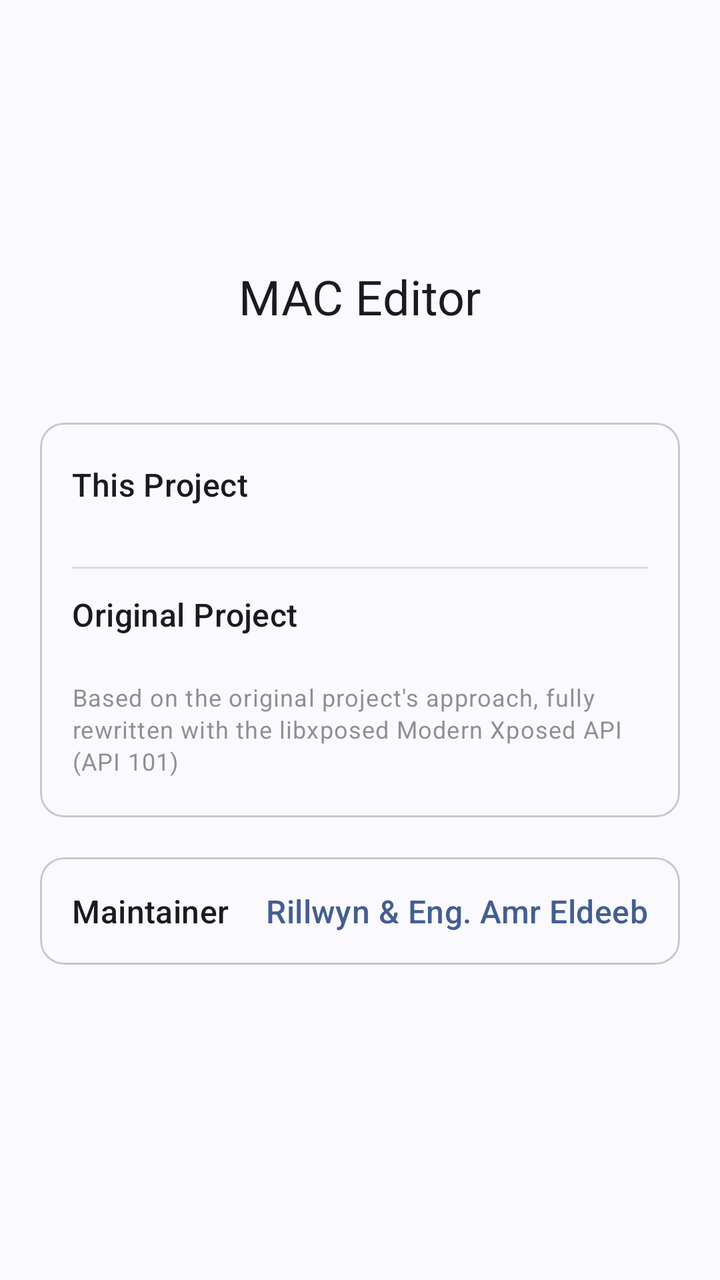
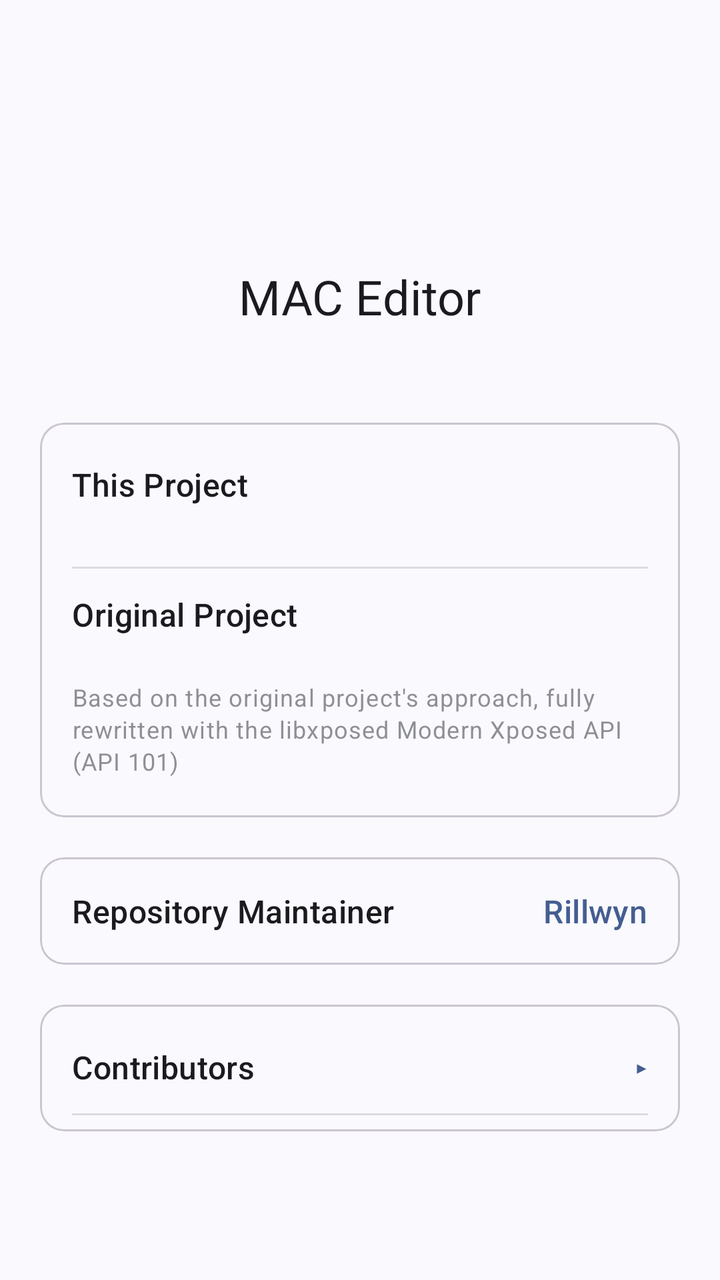

Two renders of the same Android screen: before a commit and after it. Below are the layout's source before the change and the commit's diff.
<!-- AndroidManifest.xml: application theme Theme.Material3.DynamicColors.DayNight.NoActionBar -->
<!-- res/layout/fragment_about.xml -->
<?xml version="1.0" encoding="utf-8"?>
<androidx.core.widget.NestedScrollView xmlns:android="http://schemas.android.com/apk/res/android"
    xmlns:app="http://schemas.android.com/apk/res-auto"
    android:layout_width="match_parent"
    android:layout_height="match_parent"
    android:scrollbars="none">

    <LinearLayout
        android:layout_width="match_parent"
        android:layout_height="wrap_content"
        android:layout_marginHorizontal="20dp"
        android:layout_marginBottom="10dp"
        android:orientation="vertical">

        
        <LinearLayout
            android:layout_width="match_parent"
            android:layout_height="wrap_content"
            android:layout_marginTop="24dp"
            android:gravity="center_horizontal"
            android:orientation="vertical">

            <ImageView
                android:id="@+id/about_icon"
                android:layout_width="96dp"
                android:layout_height="96dp"
                android:contentDescription="@string/app_name"
                android:src="@mipmap/ic_launcher" />

            <com.google.android.material.textview.MaterialTextView
                android:id="@+id/about_app_name"
                android:layout_width="wrap_content"
                android:layout_height="wrap_content"
                android:layout_marginTop="12dp"
                android:text="@string/app_name"
                android:textAppearance="?attr/textAppearanceHeadlineSmall" />

            <com.google.android.material.textview.MaterialTextView
                android:id="@+id/about_version"
                android:layout_width="wrap_content"
                android:layout_height="wrap_content"
                android:layout_marginTop="4dp"
                android:textAppearance="?attr/textAppearanceBodyMedium"
                android:alpha="0.6" />
        </LinearLayout>

        
        <com.google.android.material.card.MaterialCardView
            android:id="@+id/about_links_card"
            style="@style/Widget.Material3.CardView.Outlined"
            android:layout_width="match_parent"
            android:layout_height="wrap_content"
            android:layout_marginTop="24dp">

            <LinearLayout
                android:layout_width="match_parent"
                android:layout_height="wrap_content"
                android:orientation="vertical"
                android:paddingHorizontal="16dp"
                android:paddingVertical="8dp">

                
                <LinearLayout
                    android:id="@+id/link_this_project"
                    android:layout_width="match_parent"
                    android:layout_height="wrap_content"
                    android:background="?attr/selectableItemBackground"
                    android:clickable="true"
                    android:focusable="true"
                    android:orientation="vertical"
                    android:paddingVertical="12dp">

                    <com.google.android.material.textview.MaterialTextView
                        android:layout_width="wrap_content"
                        android:layout_height="wrap_content"
                        android:text="@string/about_this_project"
                        android:textAppearance="?attr/textAppearanceTitleMedium" />

                    <com.google.android.material.textview.MaterialTextView
                        android:id="@+id/this_project_url"
                        android:layout_width="wrap_content"
                        android:layout_height="wrap_content"
                        android:layout_marginTop="2dp"
                        android:textAppearance="?attr/textAppearanceBodySmall"
                        android:textColor="?attr/colorPrimary"
                        android:alpha="0.9" />
                </LinearLayout>

                <View
                    android:layout_width="match_parent"
                    android:layout_height="1dp"
                    android:background="?android:attr/listDivider" />

                
                <LinearLayout
                    android:id="@+id/link_original_project"
                    android:layout_width="match_parent"
                    android:layout_height="wrap_content"
                    android:background="?attr/selectableItemBackground"
                    android:clickable="true"
                    android:focusable="true"
                    android:orientation="vertical"
                    android:paddingVertical="12dp">

                    <com.google.android.material.textview.MaterialTextView
                        android:layout_width="wrap_content"
                        android:layout_height="wrap_content"
                        android:text="@string/about_original_project"
                        android:textAppearance="?attr/textAppearanceTitleMedium" />

                    <com.google.android.material.textview.MaterialTextView
                        android:id="@+id/original_project_url"
                        android:layout_width="wrap_content"
                        android:layout_height="wrap_content"
                        android:layout_marginTop="2dp"
                        android:textAppearance="?attr/textAppearanceBodySmall"
                        android:textColor="?attr/colorPrimary"
                        android:alpha="0.9" />

                    <com.google.android.material.textview.MaterialTextView
                        android:layout_width="wrap_content"
                        android:layout_height="wrap_content"
                        android:layout_marginTop="4dp"
                        android:text="@string/about_source_note"
                        android:textAppearance="?attr/textAppearanceBodySmall"
                        android:alpha="0.6" />
                </LinearLayout>
            </LinearLayout>
        </com.google.android.material.card.MaterialCardView>

        
        <com.google.android.material.card.MaterialCardView
            android:id="@+id/about_maintainer_card"
            style="@style/Widget.Material3.CardView.Outlined"
            android:layout_width="match_parent"
            android:layout_height="wrap_content"
            android:layout_marginTop="20dp">

            <LinearLayout
                android:layout_width="match_parent"
                android:layout_height="wrap_content"
                android:gravity="center_vertical"
                android:orientation="horizontal"
                android:paddingHorizontal="16dp"
                android:paddingVertical="16dp">

                <com.google.android.material.textview.MaterialTextView
                    android:layout_width="0dp"
                    android:layout_height="wrap_content"
                    android:layout_weight="1"
                    android:text="@string/about_maintainer"
                    android:textAppearance="?attr/textAppearanceTitleMedium" />

                <com.google.android.material.textview.MaterialTextView
                    android:id="@+id/maintainer_name"
                    android:layout_width="wrap_content"
                    android:layout_height="wrap_content"
                    android:text="@string/about_maintainer_name"
                    android:textAppearance="?attr/textAppearanceTitleMedium"
                    android:textColor="?attr/colorPrimary" />
            </LinearLayout>
        </com.google.android.material.card.MaterialCardView>
    </LinearLayout>
</androidx.core.widget.NestedScrollView>
<!-- resources referenced by this layout -->
<resources>
  <!-- mipmap ic_launcher (mipmap-anydpi-v26) -->
  <?xml version="1.0" encoding="utf-8"?>
  <adaptive-icon xmlns:android="http://schemas.android.com/apk/res/android">
      <background android:drawable="@color/ic_launcher_background" />
      <foreground android:drawable="@drawable/ic_launcher_foreground" />
      <monochrome android:drawable="@drawable/ic_launcher_foreground" />
  </adaptive-icon>
  <string name="about_maintainer">Maintainer</string>
  <string name="about_maintainer_name">Rillwyn &amp; Eng. Amr Eldeeb</string>
  <string name="about_original_project">Original Project</string>
  <string name="about_source_note">Based on the original project\'s approach, fully rewritten with the libxposed Modern Xposed API (API 101)</string>
  <string name="about_this_project">This Project</string>
  <string name="app_name">MAC Editor</string>
  <color name="ic_launcher_background">#0B57D0</color>
  <!-- drawable ic_launcher_foreground (drawable) -->
  <vector xmlns:android="http://schemas.android.com/apk/res/android"
      android:width="108dp"
      android:height="108dp"
      android:viewportWidth="108"
      android:viewportHeight="108">
      <group
          android:translateX="27"
          android:translateY="27"
          android:scaleX="0.05625"
          android:scaleY="0.05625">
          <group android:translateY="960">
              <path
                  android:fillColor="#FFFFFF"
                  android:pathData="M339,-262q22,-22 49.5,-36t58.5,-19q-5,19 -8,38t-3,39q0,24 3.5,47t11.5,44L339,-262ZM254,-346l-84,-86q62,-62 142,-95t168,-33q49,0 96,10.5t90,30.5q-44,8 -81.5,29T517,-438q-9,-1 -18.5,-1.5T480,-440q-64,0 -122.5,24.5T254,-346ZM84,-516L0,-600q95,-97 219.5,-148.5T480,-800q136,0 260.5,51.5T960,-600l-84,84q-79,-79 -181.5,-121.5T480,-680q-112,0 -214.5,42.5T84,-516ZM760,-440l12,60q12,5 22.5,10.5T816,-356l58,-18 40,68 -46,40q2,12 2,26t-2,26l46,40 -40,68 -58,-18q-11,8 -21.5,13.5T772,-100l-12,60h-80l-12,-60q-12,-5 -22.5,-10.5T624,-124l-58,18 -40,-68 46,-40q-2,-12 -2,-26t2,-26l-46,-40 40,-68 58,18q11,-8 21.5,-13.5T668,-380l12,-60h80ZM663.5,-296.5Q640,-273 640,-240t23.5,56.5Q687,-160 720,-160t56.5,-23.5Q800,-207 800,-240t-23.5,-56.5Q753,-320 720,-320t-56.5,23.5Z" />
          </group>
      </group>
  </vector>
</resources>

<!-- the commit's change to res/layout/fragment_about.xml (unified diff, before → after) -->
@@ -160,5 +160,163 @@
                     android:textColor="?attr/colorPrimary" />
             </LinearLayout>
         </com.google.android.material.card.MaterialCardView>
+
+        
+        <com.google.android.material.card.MaterialCardView
+            android:id="@+id/about_contributors_card"
+            style="@style/Widget.Material3.CardView.Outlined"
+            android:layout_width="match_parent"
+            android:layout_height="wrap_content"
+            android:layout_marginTop="20dp">
+
+            <LinearLayout
+                android:layout_width="match_parent"
+                android:layout_height="wrap_content"
+                android:orientation="vertical"
+                android:paddingHorizontal="16dp"
+                android:paddingVertical="8dp">
+
+                
+                <LinearLayout
+                    android:id="@+id/toggle_contributors"
+                    android:layout_width="match_parent"
+                    android:layout_height="wrap_content"
+                    android:background="?attr/selectableItemBackground"
+                    android:clickable="true"
+                    android:focusable="true"
+                    android:gravity="center_vertical"
+                    android:orientation="horizontal"
+                    android:paddingVertical="12dp">
+
+                    <com.google.android.material.textview.MaterialTextView
+                        android:layout_width="0dp"
+                        android:layout_height="wrap_content"
+                        android:layout_weight="1"
+                        android:text="@string/about_contributors"
+                        android:textAppearance="?attr/textAppearanceTitleMedium" />
+
+                    <com.google.android.material.textview.MaterialTextView
+                        android:id="@+id/contributors_caret"
+                        android:layout_width="wrap_content"
+                        android:layout_height="wrap_content"
+                        android:text="▸"
+                        android:textAppearance="?attr/textAppearanceTitleMedium"
+                        android:textColor="?attr/colorPrimary" />
+                </LinearLayout>
+
+                <View
+                    android:layout_width="match_parent"
+                    android:layout_height="1dp"
+                    android:background="?android:attr/listDivider" />
+
+                
+                <LinearLayout
+                    android:id="@+id/contributors_list"
+                    android:layout_width="match_parent"
+                    android:layout_height="wrap_content"
+                    android:orientation="vertical"
+                    android:visibility="gone">
+
+                    
+                    <LinearLayout
+                        android:id="@+id/toggle_rillwyn"
+                        android:layout_width="match_parent"
+                        android:layout_height="wrap_content"
+                        android:background="?attr/selectableItemBackground"
+                        android:clickable="true"
+                        android:focusable="true"
+                        android:gravity="center_vertical"
+                        android:orientation="horizontal"
+                        android:paddingVertical="12dp">
+
+                        <com.google.android.material.textview.MaterialTextView
+                            android:layout_width="0dp"
+                            android:layout_height="wrap_content"
+                            android:layout_weight="1"
+                            android:text="@string/about_contrib_rillwyn_name"
+                            android:textAppearance="?attr/textAppearanceTitleMedium" />
+
+                        <com.google.android.material.textview.MaterialTextView
+                            android:id="@+id/rillwyn_caret"
+                            android:layout_width="wrap_content"
+                            android:layout_height="wrap_content"
+                            android:text="▸"
+                            android:textAppearance="?attr/textAppearanceBodyMedium"
+                            android:textColor="?attr/colorPrimary" />
+                    </LinearLayout>
+
+                    <LinearLayout
+                        android:id="@+id/rillwyn_notes_box"
+                        android:layout_width="match_parent"
+                        android:layout_height="wrap_content"
+                        android:orientation="vertical"
+                        android:paddingStart="8dp"
+                        android:paddingEnd="8dp"
+                        android:paddingBottom="12dp"
+                        android:visibility="gone">
+
+                        <com.google.android.material.textview.MaterialTextView
+                            android:id="@+id/rillwyn_notes_text"
+                            android:layout_width="match_parent"
+                            android:layout_height="wrap_content"
+                            android:lineSpacingMultiplier="1.1"
+                            android:textAppearance="?attr/textAppearanceBodySmall"
+                            android:alpha="0.85" />
+                    </LinearLayout>
+
+                    <View
+                        android:layout_width="match_parent"
+                        android:layout_height="1dp"
+                        android:background="?android:attr/listDivider" />
+
+                    
+                    <LinearLayout
+                        android:id="@+id/toggle_amr"
+                        android:layout_width="match_parent"
+                        android:layout_height="wrap_content"
+                        android:background="?attr/selectableItemBackground"
+                        android:clickable="true"
+                        android:focusable="true"
+                        android:gravity="center_vertical"
+                        android:orientation="horizontal"
+                        android:paddingVertical="12dp">
+
+                        <com.google.android.material.textview.MaterialTextView
+                            android:layout_width="0dp"
+                            android:layout_height="wrap_content"
+                            android:layout_weight="1"
+                            android:text="@string/about_contrib_amr_name"
+                            android:textAppearance="?attr/textAppearanceTitleMedium" />
+
+                        <com.google.android.material.textview.MaterialTextView
+                            android:id="@+id/amr_caret"
+                            android:layout_width="wrap_content"
+                            android:layout_height="wrap_content"
+                            android:text="▸"
+                            android:textAppearance="?attr/textAppearanceBodyMedium"
+                            android:textColor="?attr/colorPrimary" />
+                    </LinearLayout>
+
+                    <LinearLayout
+                        android:id="@+id/amr_notes_box"
+                        android:layout_width="match_parent"
+                        android:layout_height="wrap_content"
+                        android:orientation="vertical"
+                        android:paddingStart="8dp"
+                        android:paddingEnd="8dp"
+                        android:paddingBottom="12dp"
+                        android:visibility="gone">
+
+                        <com.google.android.material.textview.MaterialTextView
+                            android:id="@+id/amr_notes_text"
+                            android:layout_width="match_parent"
+                            android:layout_height="wrap_content"
+                            android:lineSpacingMultiplier="1.1"
+                            android:textAppearance="?attr/textAppearanceBodySmall"
+                            android:alpha="0.85" />
+                    </LinearLayout>
+                </LinearLayout>
+            </LinearLayout>
+        </com.google.android.material.card.MaterialCardView>
     </LinearLayout>
 </androidx.core.widget.NestedScrollView>
<!-- resource entries referenced after the edit -->
@@ -7,8 +7,11 @@
       <foreground android:drawable="@drawable/ic_launcher_foreground" />
       <monochrome android:drawable="@drawable/ic_launcher_foreground" />
   </adaptive-icon>
-  <string name="about_maintainer">Maintainer</string>
-  <string name="about_maintainer_name">Rillwyn &amp; Eng. Amr Eldeeb</string>
+  <string name="about_contrib_amr_name">Eng. Amr Eldeeb</string>
+  <string name="about_contrib_rillwyn_name">Rillwyn</string>
+  <string name="about_contributors">Contributors</string>
+  <string name="about_maintainer">Repository Maintainer</string>
+  <string name="about_maintainer_name">Rillwyn</string>
   <string name="about_original_project">Original Project</string>
   <string name="about_source_note">Based on the original project\'s approach, fully rewritten with the libxposed Modern Xposed API (API 101)</string>
   <string name="about_this_project">This Project</string>
